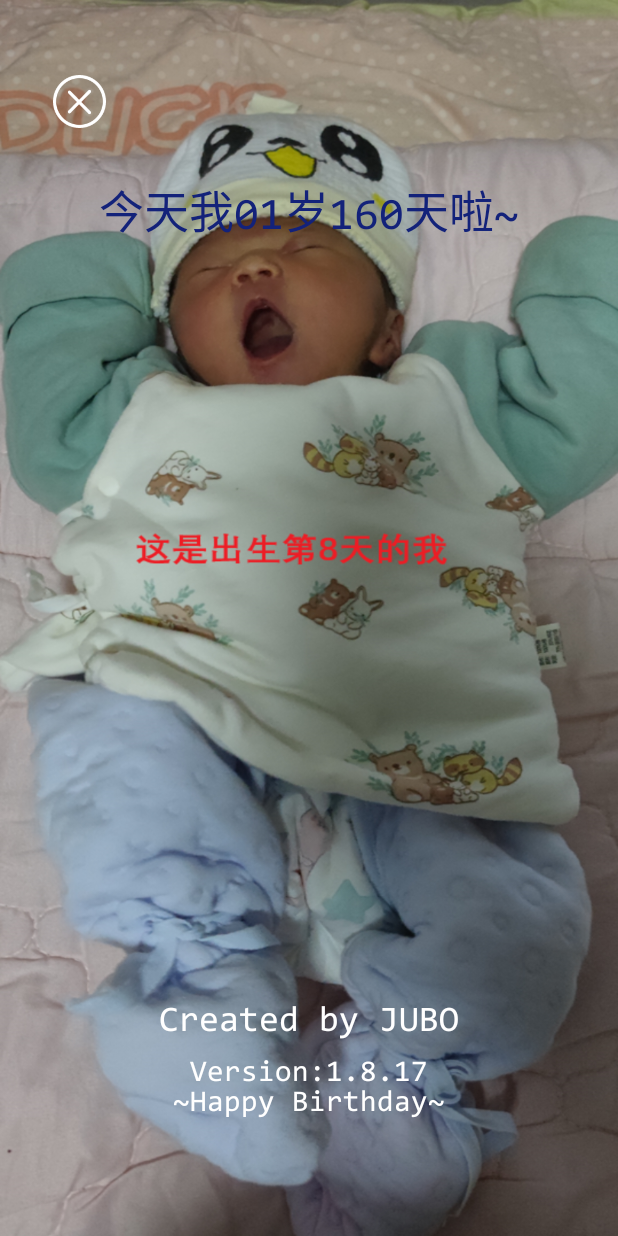
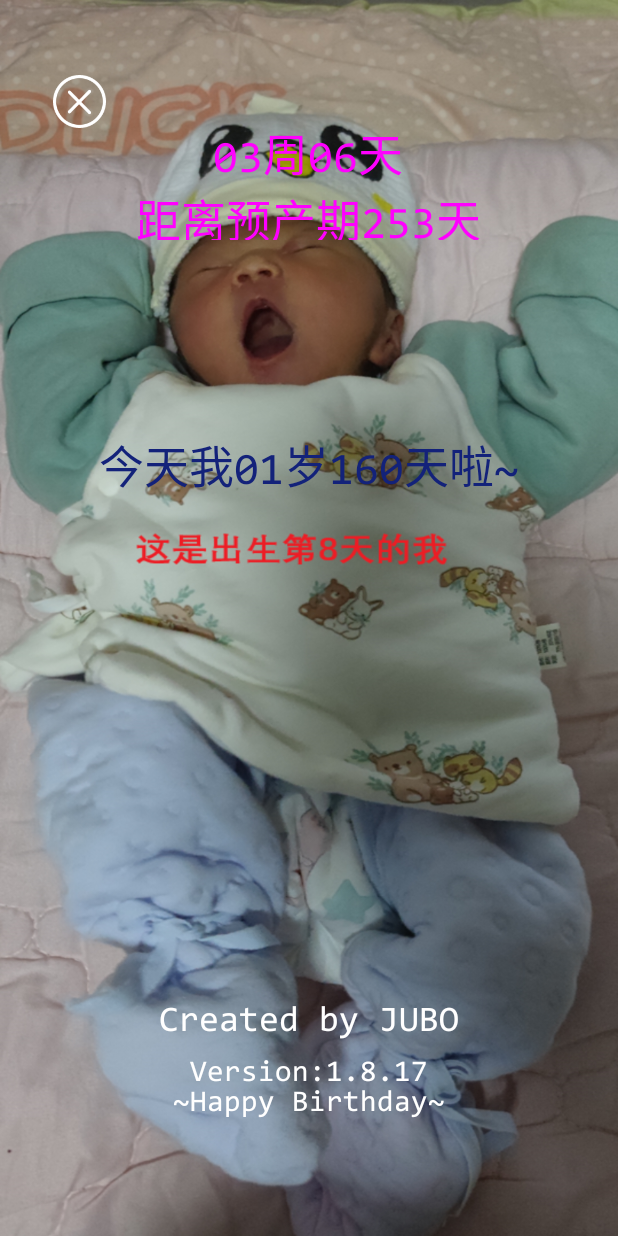
Before and after one commit to JUBO1992/Jyb-nacol, an Android app: the screen it shows after launch (AboutActivity), after a tap on an icon or button, on a phone screen of 412 x 824 dp. Run offline under Robolectric (Android 15) with nearby library versions, the phone set to English and light mode, and no system bars.

Commit message:
feat(Jyb): 欢迎页、关于页添加二宝预产期

```diff
--- a/Jyb/src/main/java/com/example/jyb/AboutActivity.java
+++ b/Jyb/src/main/java/com/example/jyb/AboutActivity.java
@@ -64,7 +64,8 @@ public class AboutActivity extends Activity {
 		@SuppressLint("SimpleDateFormat") SimpleDateFormat formatter = new SimpleDateFormat("yyyy-MM-dd");
 		Date firstDay = null;
 		try {
-			firstDay = formatter.parse("2023-04-12");
+			// firstDay = formatter.parse("2023-04-12");
+			firstDay = formatter.parse("2025-05-19");
 		} catch (ParseException e) {
 			throw new RuntimeException(e);
 		}
@@ -73,6 +74,7 @@ public class AboutActivity extends Activity {
 		if (countDay > 300) {
 			findViewById(R.id.gestationWeek).setVisibility(View.INVISIBLE);
 		} else {
+			findViewById(R.id.gestationWeek).setVisibility(View.VISIBLE);
 			gestationWeek.setText(df1.format(gesWeekUtil.weekNum()) + "周" + df1.format(gesWeekUtil.dayNum()) + "天\n"
 					+ "距离预产期" + df2.format(gesWeekUtil.countDown()) + "天");
 		}
--- a/Jyb/src/main/java/com/example/jyb/WelcomeActivity.java
+++ b/Jyb/src/main/java/com/example/jyb/WelcomeActivity.java
@@ -4,12 +4,7 @@ import android.annotation.SuppressLint;
 import android.app.Activity;
 import android.content.Intent;
 import android.content.res.AssetManager;
-import android.graphics.Bitmap;
-import android.graphics.BitmapFactory;
 import android.graphics.Typeface;
-import android.graphics.drawable.BitmapDrawable;
-import android.graphics.drawable.Drawable;
-import android.media.ExifInterface;
 import android.os.Bundle;
 import android.os.Handler;
 import android.view.KeyEvent;
@@ -20,18 +15,12 @@ import android.widget.TextView;
 
 import com.example.util.AgeCalculator;
 import com.example.util.GestationWeek;
-import com.example.util.ImageUtils;
 
-import java.io.ByteArrayInputStream;
-import java.io.ByteArrayOutputStream;
-import java.io.IOException;
-import java.io.InputStream;
 import java.text.DecimalFormat;
 import java.text.ParseException;
 import java.text.SimpleDateFormat;
 import java.util.Calendar;
 import java.util.Date;
-import java.util.Objects;
 
 public class WelcomeActivity extends Activity {
 	private int interval = 3000;
@@ -107,8 +96,8 @@ public class WelcomeActivity extends Activity {
     	findViewById(R.id.lunarTextV).setVisibility(View.INVISIBLE);
     	findViewById(R.id.skipWelcome_btn).setVisibility(View.VISIBLE);
 //    	solarTextV.setText(m+"月"+d+"日");
-    	solarTextV.setText(DateUtils.getDate());
-		lunarTextV.setText(lm+ld);
+        solarTextV.setText(DateUtils.getDate());
+        lunarTextV.setText(lm+ld);
 
 		interval = 5000;
 		if(m==2 && d==14) {
@@ -182,7 +171,8 @@ public class WelcomeActivity extends Activity {
 		@SuppressLint("SimpleDateFormat") SimpleDateFormat formatter = new SimpleDateFormat("yyyy-MM-dd");
 		Date firstDay = null;
 		try {
-			firstDay = formatter.parse("2023-04-12");
+			// firstDay = formatter.parse("2023-04-12");
+			firstDay = formatter.parse("2025-05-19");
 		} catch (ParseException e) {
 			throw new RuntimeException(e);
 		}
@@ -191,6 +181,7 @@ public class WelcomeActivity extends Activity {
 		if (countDay > 300) {
 			findViewById(R.id.gestationWeek).setVisibility(View.INVISIBLE);
 		} else {
+			findViewById(R.id.gestationWeek).setVisibility(View.VISIBLE);
 			gestationWeek.setText(df1.format(gesWeekUtil.weekNum()) + "周" + df1.format(gesWeekUtil.dayNum()) + "天\n"
 					+ "距离预产期" + df2.format(gesWeekUtil.countDown()) + "天");
 		}
--- a/Jyb/src/main/res/layout/activity_about.xml
+++ b/Jyb/src/main/res/layout/activity_about.xml
@@ -19,26 +19,26 @@
         android:background="@drawable/btnbg_close" />
 
     <TextView
-        android:id="@+id/baby01Age"
-        android:layout_width="wrap_content"
-        android:layout_height="80dp"
-        android:gravity="center"
-        android:layout_gravity="center_horizontal"
-        android:layout_marginTop="100dp"
-        android:text="00岁001天"
-        android:textColor="#13227a"
-        android:textSize="30dp" />
-
-    <TextView
         android:visibility="invisible"
         android:id="@+id/gestationWeek"
         android:layout_width="wrap_content"
         android:layout_height="80dp"
         android:gravity="center"
         android:layout_gravity="center_horizontal"
-        android:layout_marginTop="100dp"
+        android:layout_marginTop="80dp"
         android:text="00周01天"
-        android:textColor="#389bff"
+        android:textColor="#ff00ff"
+        android:textSize="30dp" />
+
+    <TextView
+        android:id="@+id/baby01Age"
+        android:layout_width="wrap_content"
+        android:layout_height="80dp"
+        android:gravity="center"
+        android:layout_gravity="center_horizontal"
+        android:layout_marginTop="270dp"
+        android:text="00岁001天"
+        android:textColor="#13227a"
         android:textSize="30dp" />
 
     <TextView
```
Also changed, not shown: Jyb/src/main/res/layout/activity_welcome.xml (+13 -13 lines).
